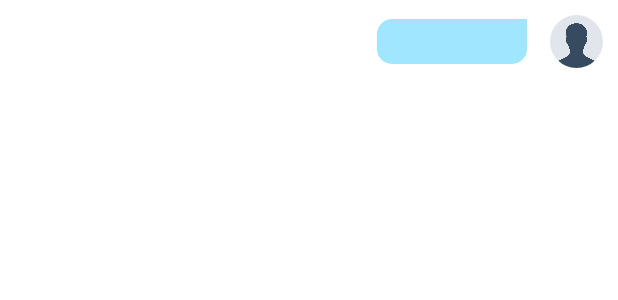
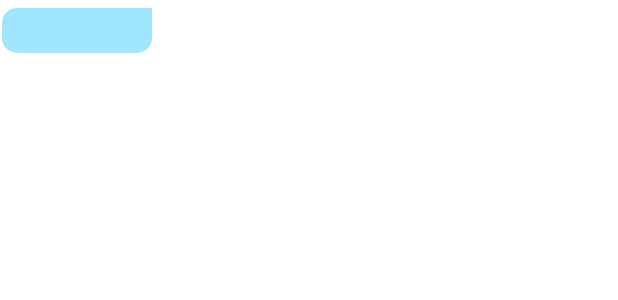
Before and after one commit to chenshein/ChitChatAndroid, an Android app: the layout sender_bubble.xml on its own in the app's theme, with its tools: preview values and no code run, on a phone screen of 412 x 824 dp. Shown: the top 300 px of the screen. Run offline under Robolectric (Android 15) with nearby library versions, the phone set to English and light mode, and no system bars.

Commit message:
Added messaeg bubble

```diff
--- a/app/src/main/java/com/example/chitchat/data/Chat/ChatsDatabase.java
+++ b/app/src/main/java/com/example/chitchat/data/Chat/ChatsDatabase.java
@@ -10,7 +10,7 @@ import com.example.chitchat.data.Msg.Message;
 import com.example.chitchat.data.User.UserEntity;
 
 
-@Database(entities = {ChatEntity.class, UserEntity.class, Message.class}, version = 4)
+@Database(entities = {ChatEntity.class, UserEntity.class, Message.class}, version = 5)
 public abstract class ChatsDatabase extends RoomDatabase {
     private static final String dbName = "chats";
     private static ChatsDatabase chatsDatabase;
--- a/app/src/main/java/com/example/chitchat/data/User/UserDatabase.java
+++ b/app/src/main/java/com/example/chitchat/data/User/UserDatabase.java
@@ -6,7 +6,7 @@ import androidx.room.Database;
 import androidx.room.Room;
 import androidx.room.RoomDatabase;
 
-@Database(entities = {UserEntity.class,UserEntity.UserWithPws.class}, version = 4)
+@Database(entities = {UserEntity.class,UserEntity.UserWithPws.class}, version = 5)
 public abstract class UserDatabase extends RoomDatabase {
     private static final String dbName = "user";
     private static UserDatabase userDatabase;
--- a/app/src/main/res/layout/sender_bubble.xml
+++ b/app/src/main/res/layout/sender_bubble.xml
@@ -2,20 +2,6 @@
 <RelativeLayout xmlns:android="http://schemas.android.com/apk/res/android"
     android:layout_width="match_parent"
     android:layout_height="wrap_content">
-
-    <de.hdodenhof.circleimageview.CircleImageView
-        android:id="@+id/profilerggg"
-        android:layout_width="35dp"
-        android:layout_height="35dp"
-        android:layout_alignParentRight="true"
-        android:layout_centerVertical="true"
-        android:layout_marginStart="10dp"
-        android:layout_marginLeft="10dp"
-        android:layout_marginTop="10dp"
-        android:layout_marginEnd="10dp"
-        android:layout_marginRight="10dp"
-        android:layout_marginBottom="10dp"
-    android:src="@drawable/default_avatar" />
 
     <TextView
         android:id="@+id/msgsendertyp"
@@ -26,7 +12,6 @@
         android:layout_marginTop="5dp"
         android:layout_marginEnd="5dp"
         android:layout_marginBottom="5dp"
-        android:layout_toLeftOf="@id/profilerggg"
         android:background="@drawable/sender_shape"
         android:padding="7dp"
         android:textColor="@color/black"
```
Also changed, not shown: app/src/main/java/com/example/chitchat/Activity/ChatActivity.java (+16 -13 lines), app/src/main/java/com/example/chitchat/adapter/MessageAdapter.java (+67 -22 lines).
